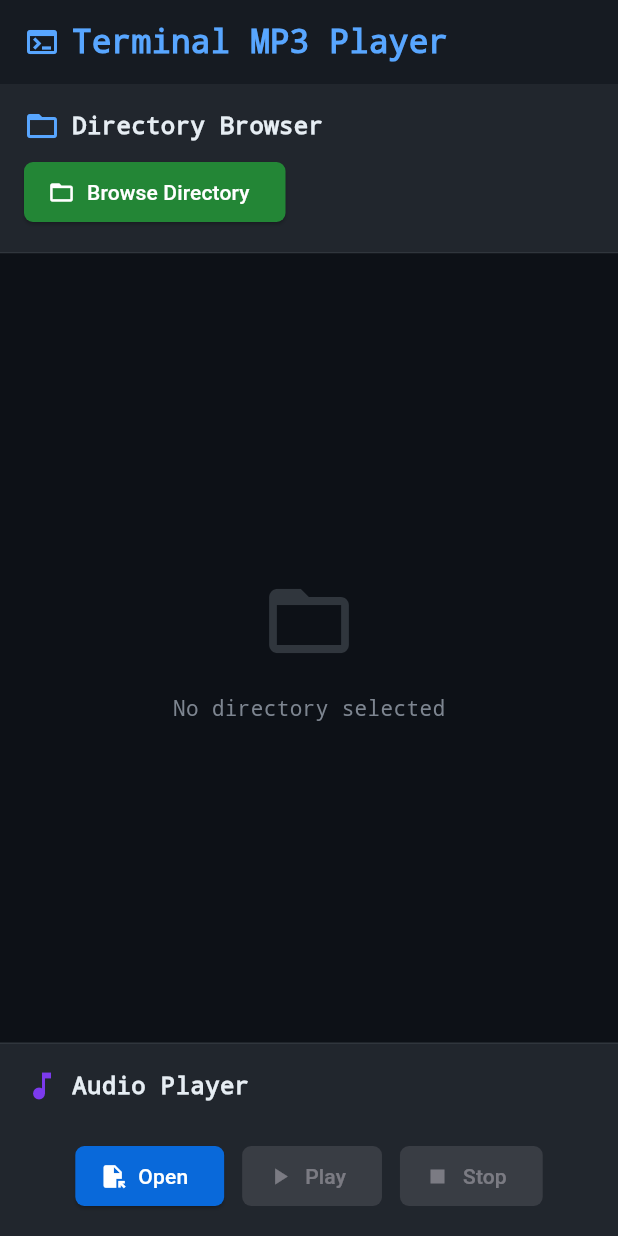
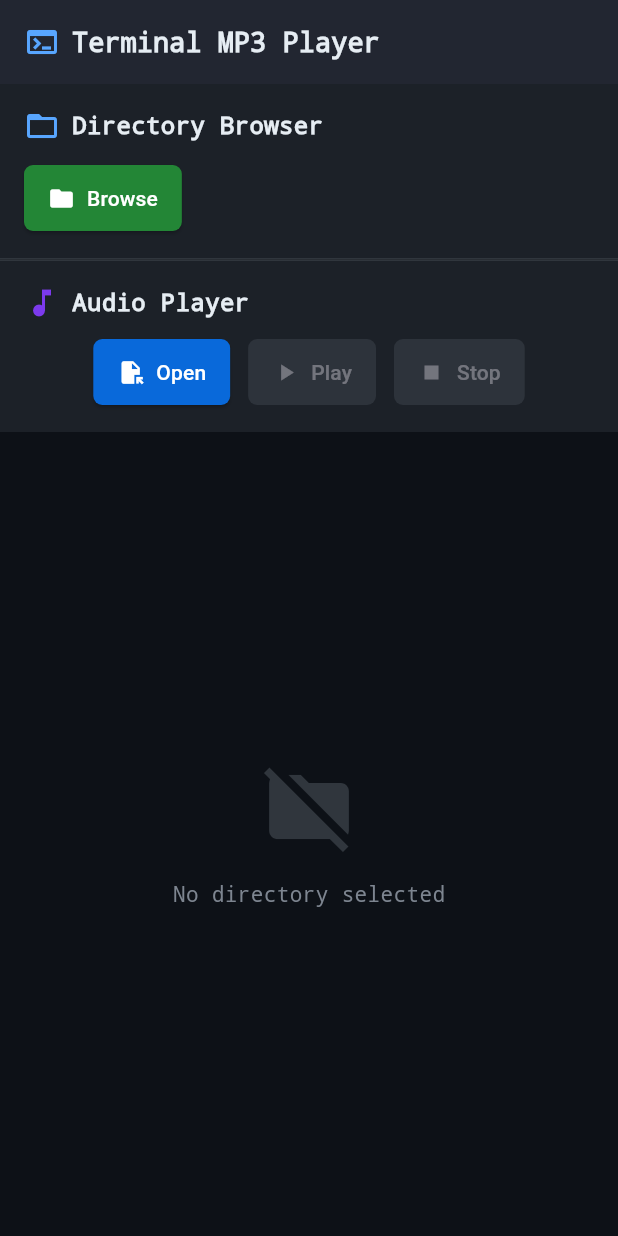
Before and after one commit to joey486/mp3-player, a Flutter app: the screen it shows after launch, after a tap on "Open", on a phone screen of 412 x 824 dp. Run offline on Flutter 3.47's test engine with Material 3 defaults, Android fonts, the phone set to English and light mode, and no system bars; our stand-ins replace audioplayers, file_picker, shared_preferences.

Commit message:
UI enchantment

```diff
--- a/lib/screens/file_explorer_ui.dart
+++ b/lib/screens/file_explorer_ui.dart
@@ -4,7 +4,10 @@ import 'file_explorer.dart';
 
 Widget buildFileExplorerUI(FileExplorerState state, BuildContext context) {
   return Scaffold(
+    backgroundColor: const Color(0xFF0F1115),
     appBar: AppBar(
+      backgroundColor: const Color(0xFF161B22),
+      elevation: 2,
       title: const Row(
         children: [
           Icon(Icons.terminal, color: Color(0xFF58A6FF)),
@@ -14,17 +17,18 @@ Widget buildFileExplorerUI(FileExplorerState state, BuildContext context) {
             style: TextStyle(
               fontFamily: 'Courier',
               fontWeight: FontWeight.bold,
+              color: Color(0xFFE6EDF3),
+              fontSize: 18,
             ),
           ),
         ],
       ),
-      backgroundColor: const Color(0xFF161B22),
     ),
     body: Column(
       children: [
         _buildDirectoryPicker(state),
+        _buildAudioPlayer(state),
         _buildFileList(state),
-        _buildAudioPlayer(state),
       ],
     ),
   );
@@ -34,9 +38,9 @@ Widget _buildDirectoryPicker(FileExplorerState state) {
   return Container(
     padding: const EdgeInsets.all(16),
     decoration: const BoxDecoration(
-      color: Color(0xFF21262D),
+      color: Color(0xFF1C2128),
       border: Border(
-        bottom: BorderSide(color: Color(0xFF30363D), width: 1),
+        bottom: BorderSide(color: Color(0xFF30363D)),
       ),
     ),
     child: Column(
@@ -56,30 +60,40 @@ Widget _buildDirectoryPicker(FileExplorerState state) {
             ),
           ],
         ),
-        const SizedBox(height: 8),
+        const SizedBox(height: 12),
+        Row(
+          children: [
             ElevatedButton.icon(
               onPressed: state.pickFolder,
-          icon: const Icon(Icons.folder_open, size: 18),
-          label: const Text("Browse Directory"),
+              icon: const Icon(Icons.folder, size: 18),
+              label: const Text("Browse"),
               style: ElevatedButton.styleFrom(
                 backgroundColor: const Color(0xFF238636),
+                foregroundColor: Colors.white,
+                padding:
+                    const EdgeInsets.symmetric(horizontal: 16, vertical: 12),
+                shape: RoundedRectangleBorder(
+                  borderRadius: BorderRadius.circular(6),
                 ),
               ),
+            ),
+          ],
+        ),
         if (state.folderPath.isNotEmpty) ...[
-          const SizedBox(height: 8),
+          const SizedBox(height: 10),
           Container(
-            padding: const EdgeInsets.all(8),
+            padding: const EdgeInsets.all(10),
             decoration: BoxDecoration(
               color: const Color(0xFF0D1117),
-              borderRadius: BorderRadius.circular(4),
               border: Border.all(color: const Color(0xFF30363D)),
+              borderRadius: BorderRadius.circular(6),
             ),
             child: Text(
-              "pwd: ${state.folderPath}",
+              "📁 ${state.folderPath}",
               style: const TextStyle(
                 fontFamily: 'Courier',
-                fontSize: 12,
-                color: Color(0xFF7D8590),
+                fontSize: 13,
+                color: Color(0xFF8B949E),
               ),
             ),
           ),
@@ -99,34 +113,34 @@ Widget _buildFileList(FileExplorerState state) {
               child: Column(
                 mainAxisAlignment: MainAxisAlignment.center,
                 children: [
-                  Icon(Icons.folder_open, size: 64, color: Color(0xFF30363D)),
+                  Icon(Icons.folder_off, size: 64, color: Color(0xFF30363D)),
                   SizedBox(height: 16),
                   Text(
                     "No directory selected",
                     style: TextStyle(
                       color: Color(0xFF7D8590),
                       fontFamily: 'Courier',
+                      fontSize: 14,
                     ),
                   ),
                 ],
               ),
             )
-          : ListView.builder(
+          : ListView.separated(
               itemCount: state.files.length,
+              separatorBuilder: (_, __) =>
+                  const Divider(color: Color(0xFF21262D)),
               itemBuilder: (context, index) {
                 final file = state.files[index];
                 final isDirectory = file is Directory;
                 final fileName = file.path.split('/').last;
-                return Container(
-                  margin:
-                      const EdgeInsets.symmetric(horizontal: 8, vertical: 2),
-                  decoration: BoxDecoration(
-                    color: state.mp3FilePath == file.path
-                        ? const Color(0xFF238636).withAlpha(51)
+                final isSelected = state.mp3FilePath == file.path;
+                return ListTile(
+                  contentPadding:
+                      const EdgeInsets.symmetric(horizontal: 16, vertical: 6),
+                  tileColor: isSelected
+                      ? const Color(0xFF238636).withOpacity(0.1)
                       : Colors.transparent,
-                    borderRadius: BorderRadius.circular(4),
-                  ),
-                  child: ListTile(
                   leading: Icon(
                     isDirectory ? Icons.folder : Icons.music_note,
                     color: isDirectory
@@ -150,8 +164,10 @@ Widget _buildFileList(FileExplorerState state) {
                           ),
                         )
                       : null,
+                  shape: RoundedRectangleBorder(
+                    borderRadius: BorderRadius.circular(6),
+                  ),
                   onTap: () => state.onFileSelect(file),
-                  ),
                 );
               },
             ),
@@ -163,9 +179,9 @@ Widget _buildAudioPlayer(FileExplorerState state) {
   return Container(
     padding: const EdgeInsets.all(16),
     decoration: const BoxDecoration(
-      color: Color(0xFF21262D),
+      color: Color(0xFF1C2128),
       border: Border(
-        top: BorderSide(color: Color(0xFF30363D), width: 1),
+        top: BorderSide(color: Color(0xFF30363D)),
       ),
     ),
     child: Column(
@@ -185,33 +201,32 @@ Widget _buildAudioPlayer(FileExplorerState state) {
             ),
           ],
         ),
-        const SizedBox(height: 8),
+        const SizedBox(height: 10),
         if (state.mp3FilePath != null) ...[
           Container(
-            padding: const EdgeInsets.all(8),
+            padding: const EdgeInsets.all(10),
             decoration: BoxDecoration(
               color: const Color(0xFF0D1117),
-              borderRadius: BorderRadius.circular(4),
+              borderRadius: BorderRadius.circular(6),
               border: Border.all(color: const Color(0xFF30363D)),
             ),
             child: Text(
-              "♪ ${state.mp3FilePath!.split('/').last}",
+              "🎵 ${state.mp3FilePath!.split('/').last}",
               style: const TextStyle(
                 fontFamily: 'Courier',
-                fontSize: 12,
+                fontSize: 13,
                 color: Color(0xFF7C3AED),
               ),
             ),
           ),
           const SizedBox(height: 12),
-          Column(
-            children: [
           SliderTheme(
             data: SliderTheme.of(state.context).copyWith(
               activeTrackColor: const Color(0xFF238636),
               inactiveTrackColor: const Color(0xFF30363D),
               thumbColor: const Color(0xFF238636),
-                  overlayColor: const Color(0xFF238636).withAlpha(51),
+              overlayColor: const Color(0xFF238636).withOpacity(0.2),
+              trackHeight: 3,
             ),
             child: Slider(
               value: state.currentPosition.inMilliseconds.toDouble(),
@@ -221,9 +236,7 @@ Widget _buildAudioPlayer(FileExplorerState state) {
               },
             ),
           ),
-              Padding(
-                padding: const EdgeInsets.symmetric(horizontal: 16),
-                child: Row(
+          Row(
             mainAxisAlignment: MainAxisAlignment.spaceBetween,
             children: [
               Text(
@@ -244,44 +257,32 @@ Widget _buildAudioPlayer(FileExplorerState state) {
               ),
             ],
           ),
-              ),
+          const SizedBox(height: 16),
         ],
-          ),
-        ],
-        const SizedBox(height: 16),
         Row(
           mainAxisAlignment: MainAxisAlignment.center,
           children: [
-            ElevatedButton.icon(
+            _controlButton(
+              label: "Open",
+              icon: Icons.file_open,
               onPressed: state.pickMP3File,
-              icon: const Icon(Icons.file_open, size: 18),
-              label: const Text("Open"),
-              style: ElevatedButton.styleFrom(
-                backgroundColor: const Color(0xFF0969DA),
-              ),
+              color: const Color(0xFF0969DA),
             ),
             const SizedBox(width: 12),
-            ElevatedButton.icon(
+            _controlButton(
+              label: state.isPlaying ? "Pause" : "Play",
+              icon: state.isPlaying ? Icons.pause : Icons.play_arrow,
               onPressed: state.mp3FilePath != null
                   ? (state.isPlaying ? state.pauseMP3 : state.playMP3)
                   : null,
-              icon: Icon(
-                state.isPlaying ? Icons.pause : Icons.play_arrow,
-                size: 18,
-              ),
-              label: Text(state.isPlaying ? "Pause" : "Play"),
-              style: ElevatedButton.styleFrom(
-                backgroundColor: const Color(0xFF238636),
-              ),
+              color: const Color(0xFF238636),
             ),
             const SizedBox(width: 12),
-            ElevatedButton.icon(
+            _controlButton(
+              label: "Stop",
+              icon: Icons.stop,
               onPressed: state.mp3FilePath != null ? state.stopMP3 : null,
-              icon: const Icon(Icons.stop, size: 18),
-              label: const Text("Stop"),
-              style: ElevatedButton.styleFrom(
-                backgroundColor: const Color(0xFFDA3633),
-              ),
+              color: const Color(0xFFDA3633),
             ),
           ],
         ),
@@ -289,3 +290,25 @@ Widget _buildAudioPlayer(FileExplorerState state) {
     ),
   );
 }
+
+Widget _controlButton({
+  required String label,
+  required IconData icon,
+  required VoidCallback? onPressed,
+  required Color color,
+}) {
+  return ElevatedButton.icon(
+    onPressed: onPressed,
+    icon: Icon(icon, size: 18),
+    label: Text(label),
+    style: ElevatedButton.styleFrom(
+      backgroundColor: color,
+      foregroundColor: Colors.white,
+      disabledBackgroundColor: const Color(0xFF2D333B),
+      padding: const EdgeInsets.symmetric(horizontal: 16, vertical: 12),
+      shape: RoundedRectangleBorder(
+        borderRadius: BorderRadius.circular(6),
+      ),
+    ),
+  );
+}
```
Lines whose indentation alone changed are shown as unchanged.
